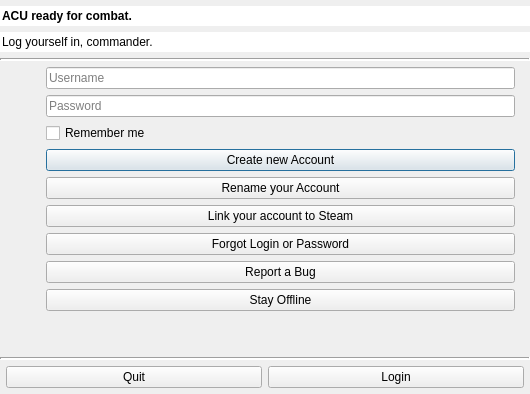
This is res/client/login.ui in FAForever/client as Qt 5 draws it before an edit. The edited form follows.
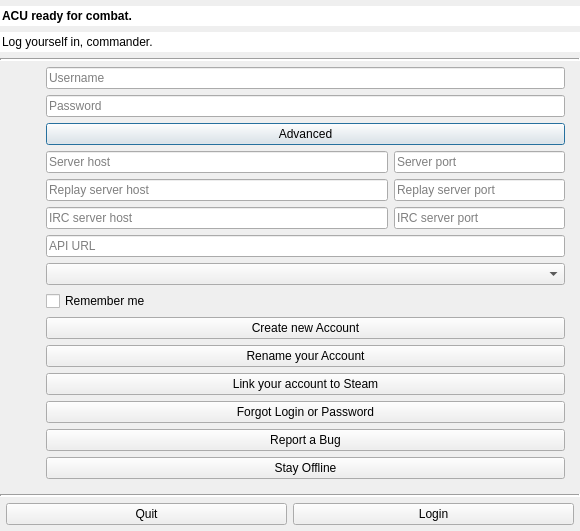
This is the edited form.

Commit message: Add advanced login parameters (based on #1096) * See https://github.com/FAForever/client/pull/1096 * This changes chat's initial port and enables ssl by default

```diff
--- a/res/client/login.ui
+++ b/res/client/login.ui
@@ -6,7 +6,7 @@
    <rect>
     <x>0</x>
     <y>0</y>
-    <width>530</width>
+    <width>580</width>
     <height>394</height>
    </rect>
   </property>
@@ -225,6 +225,104 @@
            </property>
           </widget>
          </item>
+         <item>
+          <widget class="QPushButton" name="extraOptionsToggle">
+           <property name="text">
+            <string>Advanced</string>
+           </property>
+          </widget>
+         </item>
+         <item>
+          <widget class="QFrame" name="extraOptionsFrame">
+           <property name="hidden">
+            <bool>true</bool>
+           </property>
+           <layout class="QGridLayout" name="extraOptionsLayout" columnstretch="2,1">
+            <property name="leftMargin">
+             <number>0</number>
+            </property>
+            <property name="topMargin">
+             <number>0</number>
+            </property>
+            <property name="rightMargin">
+             <number>0</number>
+            </property>
+            <property name="bottomMargin">
+             <number>0</number>
+            </property>
+            <item row="0" column="1">
+             <widget class="QLineEdit" name="serverPortField">
+              <property name="sizePolicy">
+               <sizepolicy hsizetype="Preferred" vsizetype="Fixed">
+                <horstretch>0</horstretch>
+                <verstretch>0</verstretch>
+               </sizepolicy>
+              </property>
+              <property name="placeholderText">
+               <string>Server port</string>
+              </property>
+             </widget>
+            </item>
+            <item row="1" column="1">
+             <widget class="QLineEdit" name="replayServerPortField">
+              <property name="sizePolicy">
+               <sizepolicy hsizetype="Preferred" vsizetype="Fixed">
+                <horstretch>0</horstretch>
+                <verstretch>0</verstretch>
+               </sizepolicy>
+              </property>
+              <property name="placeholderText">
+               <string>Replay server port</string>
+              </property>
+             </widget>
+            </item>
+            <item row="3" column="0" colspan="2">
+             <widget class="QLineEdit" name="apiURLField">
+              <property name="placeholderText">
+               <string>API URL</string>
+              </property>
+             </widget>
+            </item>
+            <item row="4" column="0" colspan="2">
+             <widget class="QComboBox" name="environmentBox"/>
+            </item>
+            <item row="1" column="0">
+             <widget class="QLineEdit" name="replayServerHostField">
+              <property name="placeholderText">
+               <string>Replay server host</string>
+              </property>
+             </widget>
+            </item>
+            <item row="0" column="0">
+             <widget class="QLineEdit" name="serverHostField">
+              <property name="placeholderText">
+               <string>Server host</string>
+              </property>
+             </widget>
+            </item>
+            <item row="2" column="0">
+             <widget class="QLineEdit" name="ircServerHostField">
+              <property name="placeholderText">
+               <string>IRC server host</string>
+              </property>
+             </widget>
+            </item>
+            <item row="2" column="1">
+             <widget class="QLineEdit" name="ircServerPortField">
+              <property name="sizePolicy">
+               <sizepolicy hsizetype="Preferred" vsizetype="Fixed">
+                <horstretch>0</horstretch>
+                <verstretch>0</verstretch>
+               </sizepolicy>
+              </property>
+              <property name="placeholderText">
+               <string>IRC server port</string>
+              </property>
+             </widget>
+            </item>
+           </layout>
+          </widget>
+         </item>
          <item>
           <widget class="QCheckBox" name="rememberCheckbox">
            <property name="text">
```
Left out of the diff: 34 changed lines with no effect on the pictures. The commit also changes 18 other files.
